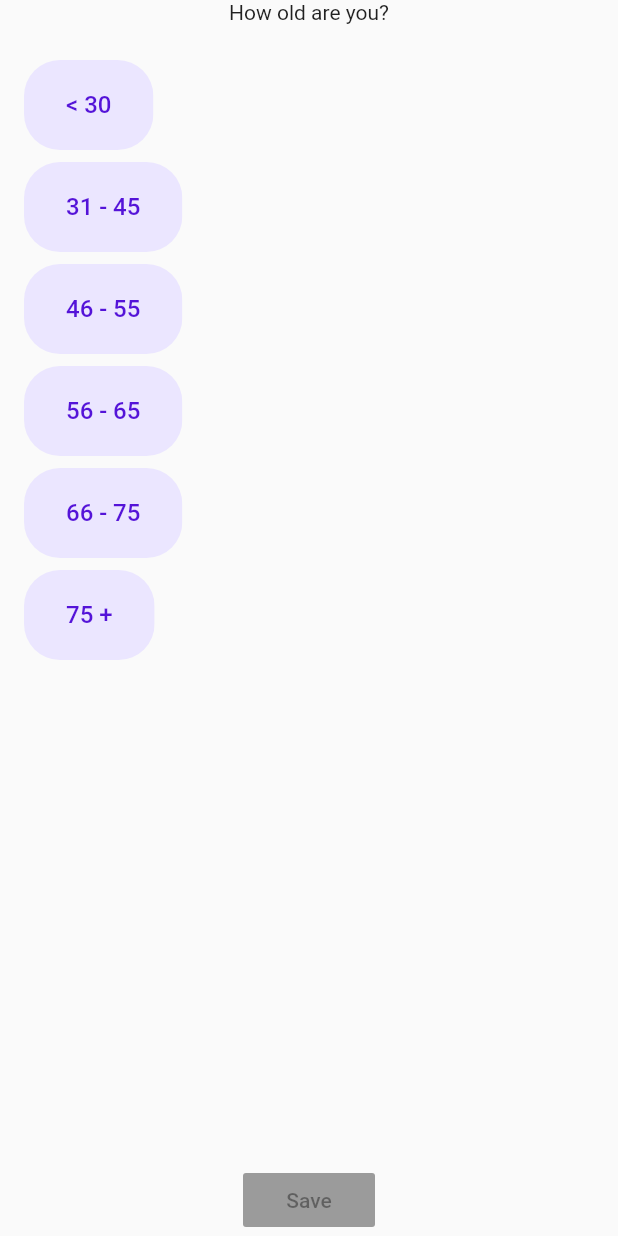
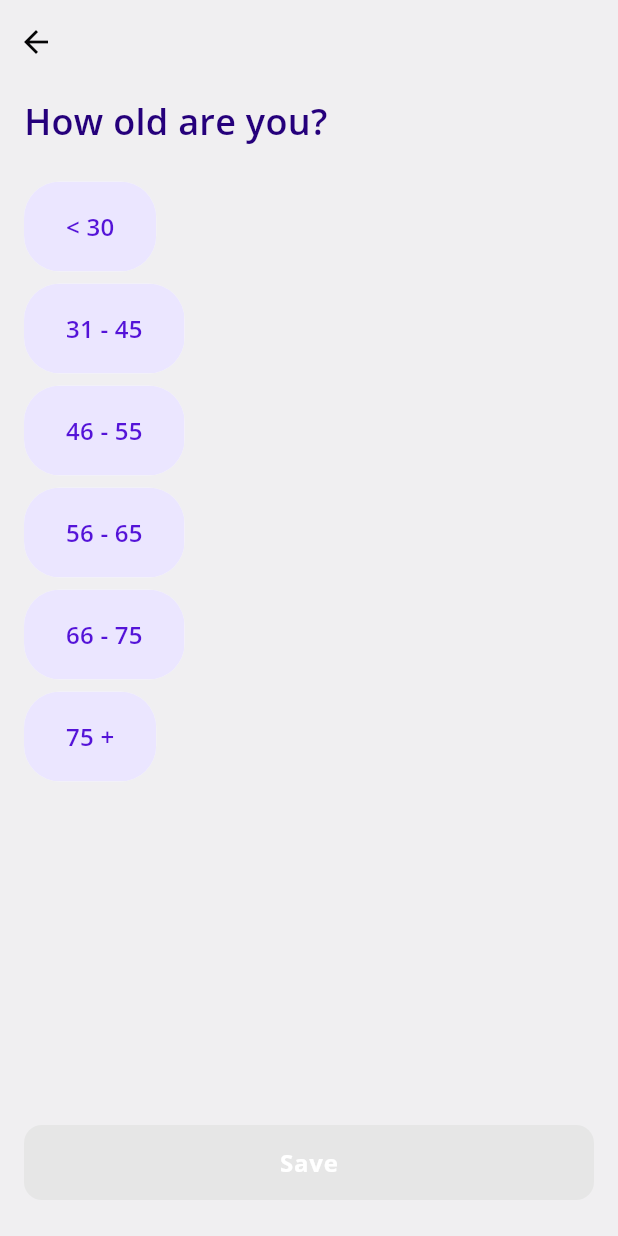
Before and after one commit to elenacrst/welcome_flutter_bloc, a Flutter app: the screen it shows after launch, after a tap on "Next", on a phone screen of 412 x 824 dp. Run offline on Flutter 3.47's test engine with Material 2 defaults, Android fonts, the phone set to English and light mode, and no system bars; our stand-ins replace bloc, flutter_bloc, shared_preferences.

Commit message:
layout, extracted styles, format, navigation argument

```diff
--- a/xbird_flutter_test_task/lib/blocs/agerange/age_range_event.dart
+++ b/xbird_flutter_test_task/lib/blocs/agerange/age_range_event.dart
@@ -1,8 +1,9 @@
 abstract class AgeRangeEvent {
-   AgeRangeEvent();
+  AgeRangeEvent();
 }
 
 class AgeRangeSelected extends AgeRangeEvent {
   final int selectedIndex;
+
   AgeRangeSelected({this.selectedIndex});
 }
--- a/xbird_flutter_test_task/lib/blocs/agerange/age_range_state.dart
+++ b/xbird_flutter_test_task/lib/blocs/agerange/age_range_state.dart
@@ -1,8 +1,6 @@
 class AgeRangeState {
   final int index;
   final bool hasSelection;
-   AgeRangeState({
-    this.index,
-    this.hasSelection = false
-  });
+
+  AgeRangeState({this.index, this.hasSelection = false});
 }
--- a/xbird_flutter_test_task/lib/consts.dart
+++ b/xbird_flutter_test_task/lib/consts.dart
@@ -1,11 +1,33 @@
 import 'dart:ui';
+import 'package:flutter/cupertino.dart';
+import 'package:flutter/material.dart';
 
-Color labelTextColor = Color(0xff343337);
 Color focusedInputColor = Color(0xff5413D8);
-Color errorInputColor = Color(0xffFB374B);
+Color errorColor = Color(0xffFB374B);
 Color whiteBackground  = Color(0xffF0EFF1);
 Color fillInputColor = Color(0xffE6E6E6);
 Color unselectedBackground = Color(0xffEBE6FF);
 Color selectedBackground = Color(0xff5413D8);
 Color unselectedTextColor = Color(0xff5413D8);
 Color selectedTextColor= Color(0xffFFFFFF);
+Color titleTextColor = Color(0xff25007B);
+Color subtitleTextColor = Color(0xff050506);
+Color labelTextColor = Color(0xff343337);
+Color inputTextColor = Color(0xff050506);
+Color iconColor = Color(0xff050506);
+Color disabledButtonColor = Color(0xffE6E6E6);
+Color disabledTextColor = Color(0xffC4C3C7);
+
+const titleTextStyle = TextStyle(
+    color: Color(0xff25007B),
+    fontSize: 24,
+    fontWeight: FontWeight.w600,
+    fontFamily: 'OpenSans',
+    letterSpacing: 0.2
+);
+const buttonTextStyle = TextStyle(
+    fontFamily: 'OpenSans',
+    fontWeight: FontWeight.w700,
+    fontSize: 16,
+    letterSpacing: 0.5
+);
--- /dev/null
+++ b/xbird_flutter_test_task/lib/repository/persistence_repository.dart
@@ -0,0 +1,13 @@
+import 'package:shared_preferences/shared_preferences.dart';
+
+const _keyName = 'name';
+const _keyAgeRange = 'ageRange';
+
+class PersistenceRepository{
+  saveData(String name, String ageRange) async {
+    SharedPreferences prefs = await SharedPreferences.getInstance();
+    await prefs.setString(_keyName, name);
+    await prefs.setString(_keyAgeRange, ageRange);
+    print('${prefs.getString(_keyName)}, ${prefs.getString(_keyAgeRange)}');
+  }
+}
--- a/xbird_flutter_test_task/lib/ui/age_range_screen.dart
+++ b/xbird_flutter_test_task/lib/ui/age_range_screen.dart
@@ -1,5 +1,7 @@
 import 'file:///D:/flutter_apps/xbird_flutter_test_task/xbird_flutter_test_task/lib/blocs/form/form_bloc.dart';
 import 'file:///D:/flutter_apps/xbird_flutter_test_task/xbird_flutter_test_task/lib/blocs/form/form_event.dart';
+import 'package:flutter/services.dart';
+import 'package:shared_preferences/shared_preferences.dart';
 import 'package:xbird_flutter_test_task/blocs/form/form_state.dart';
 import 'package:flutter/material.dart';
 import 'package:flutter_bloc/flutter_bloc.dart';
@@ -7,8 +9,9 @@ import 'package:xbird_flutter_test_task/consts.dart';
 import 'package:xbird_flutter_test_task/blocs/agerange/age_range_bloc.dart';
 import 'package:xbird_flutter_test_task/blocs/agerange/age_range_state.dart';
 import 'package:xbird_flutter_test_task/blocs/agerange/age_range_event.dart';
+import 'package:xbird_flutter_test_task/repository/persistence_repository.dart';
 
-final List<String> ageRanges = [
+final List<String> _ageRanges = [
   '< 30',
   '31 - 45',
   '46 - 55',
@@ -18,7 +21,9 @@ final List<String> ageRanges = [
 ];
 
 class AgeRangeScreen extends StatefulWidget {
-  AgeRangeScreen();
+  final String name;
+
+  AgeRangeScreen(this.name);
 
   @override
   _AgeRangeScreenState createState() => _AgeRangeScreenState();
@@ -29,73 +34,143 @@ class _AgeRangeScreenState extends State<AgeRangeScreen> {
 
   @override
   Widget build(BuildContext context) {
-    return BlocBuilder<AgeRangeBloc, AgeRangeState>(
-        builder: (context, state) {
-          return SafeArea(
+    return BlocBuilder<AgeRangeBloc, AgeRangeState>(builder: (context, state) {
+      return AnnotatedRegion<SystemUiOverlayStyle>(
+          value: SystemUiOverlayStyle(
+            statusBarColor: Colors.transparent,
+          ),
           child: Scaffold(
+              appBar: AppBar(
+                /* iconTheme: IconThemeData(
+                  color: iconColor, //change your color here
+                ),*/
+                leading: _buildBackButton(),
+                backgroundColor: whiteBackground,
+                shadowColor: Colors.transparent,
+              ),
+              backgroundColor: whiteBackground,
               key: context.watch<AgeRangeBloc>().scaffoldKey,
-          body:Column(
-            mainAxisSize: MainAxisSize.min,
+              body: Padding(
+                  padding:
+                      EdgeInsets.only(left: 16, right: 16, top: 8, bottom: 24),
+                  child: Column(
+                    mainAxisSize: MainAxisSize.max,
+                    crossAxisAlignment: CrossAxisAlignment.stretch,
                     children: [
-              Text(
+                      _buildTitleWidget(),
+                      Expanded(
+                        child: Padding(
+                          padding: EdgeInsets.only(top: 24,),
+                          child: _buildListWidget()
+                      )),
+                      _buildSubmitButton()
+                    ],
+                  ))));
+    }
+        //  )
+
+        );
+  }
+
+  Widget _buildBackButton() {
+    return Align(
+        alignment: Alignment.centerLeft,
+        child: Container(
+          height: 48,
+          width: 48,
+          child: IconButton(
+            icon: Icon(
+              Icons.arrow_back,
+              size: 24,
+              color: iconColor, // Return icon color
+            ),
+            onPressed: () => Navigator.pop(context),
+            // padding: EdgeInsets.only(left: 14, top: 12, right: 14, bottom: 12),
+          ),
+        ));
+  }
+
+  Widget _buildTitleWidget() {
+    return Text(
       'How old are you?',
-              ),
-              Expanded(
-                  child: Container(
-                    // width: double.infinity,
-                    height: MediaQuery.of(context).size.height,
-                    child: Padding(
-                      padding: EdgeInsets.only(right: 16, top: 24, left: 16, bottom: 24),
-                      child: ListView.separated(
-                        itemCount: ageRanges.length,
-                        itemBuilder: (context, index) {
+        style: titleTextStyle
+    );
+  }
+
+  Widget _buildListItemWidget(int index) {
     return GestureDetector(
       child: Align(
         alignment: Alignment.centerLeft,
         child: Chip(
           label: Text(
-                                  ageRanges[index],
+            _ageRanges[index],
             style: TextStyle(
                 fontSize: 16,
-                                    color: selectedIndex == index ? selectedTextColor : unselectedTextColor
-                                  ),
-
-                                ),
-                                labelPadding: EdgeInsets.only(left: 24, right: 24, top: 14, bottom: 14),
-                                shape: RoundedRectangleBorder(borderRadius: BorderRadius.all(Radius.circular(24)),
-                                ),
-                                backgroundColor: selectedIndex == index ? selectedBackground : unselectedBackground,
-
+                color: selectedIndex == index
+                    ? selectedTextColor
+                    : unselectedTextColor,
+                fontFamily: 'OpenSans',
+                fontWeight: FontWeight.w600,
+                letterSpacing: 0.15
             ),
           ),
-                            onTap: (){
+          labelPadding: EdgeInsets.only(
+              left: 24,
+              right: 24,
+              top: 14,
+              bottom: 14),
+          shape: RoundedRectangleBorder(
+            borderRadius:
+            BorderRadius.all(Radius.circular(24)),
+          ),
+          backgroundColor: selectedIndex == index
+              ? selectedBackground
+              : unselectedBackground,
+        ),
+      ),
+      onTap: () {
         selectedIndex = index;
-                              context.read<AgeRangeBloc>().add(AgeRangeSelected(selectedIndex: index));
+        context.read<AgeRangeBloc>().add(
+            AgeRangeSelected(selectedIndex: index));
       },
     );
+  }
+
+  Widget _buildListWidget() {
+    return ListView.separated(
+      itemCount: _ageRanges.length,
+      itemBuilder: (context, index) {
+        return _buildListItemWidget(index);
       },
-                        separatorBuilder: (BuildContext context, int index){
+      separatorBuilder:
+          (BuildContext context, int index) {
         return SizedBox(
           height: 8,
         );
       },
-                      ),
-                    ),)
-
-              ),
-              RaisedButton(
-                onPressed: selectedIndex != -1 ? () {
-
-                } : null,
-                child: Text('Save'),
-              )
-
-            ],
-
-          )));
-        }
-      //  )
-
     );
   }
+
+  Widget _buildSubmitButton() {
+    return RaisedButton(
+      onPressed: selectedIndex != -1 ? () {
+        PersistenceRepository().saveData(widget.name, _ageRanges[selectedIndex]);
+      } : null,
+      disabledColor: disabledButtonColor,
+      disabledElevation: 0,
+      disabledTextColor: disabledTextColor,
+      elevation: 0,
+      padding: EdgeInsets.only(left: 20, right: 20, top: 14, bottom: 14),
+      child: Text(
+          'Save',
+        style: buttonTextStyle),
+      shape:  RoundedRectangleBorder(
+        borderRadius: BorderRadius.all(Radius.circular(12)),
+      ),
+      color: selectedBackground,
+      textColor: selectedTextColor,
+    );
   }
+
+
+}
--- a/xbird_flutter_test_task/lib/ui/name_screen.dart
+++ b/xbird_flutter_test_task/lib/ui/name_screen.dart
@@ -1,5 +1,6 @@
 import 'file:///D:/flutter_apps/xbird_flutter_test_task/xbird_flutter_test_task/lib/blocs/form/form_bloc.dart';
 import 'file:///D:/flutter_apps/xbird_flutter_test_task/xbird_flutter_test_task/lib/blocs/form/form_event.dart';
+import 'package:flutter/services.dart';
 import 'package:xbird_flutter_test_task/blocs/agerange/age_range_bloc.dart';
 import 'package:xbird_flutter_test_task/blocs/form/form_state.dart';
 import 'package:flutter/material.dart';
@@ -36,47 +37,126 @@ class NameState extends State<NameScreen> {
 
   @override
   Widget build(BuildContext context) {
-    return SafeArea(
+    return AnnotatedRegion<SystemUiOverlayStyle>(
+        value: SystemUiOverlayStyle(
+          statusBarColor: Colors.transparent,
+        ),
         child: Scaffold(
           backgroundColor: whiteBackground,
           key: context.read<FormBloc>().scaffoldKey,
           // context.bloc<FormBloc>().scaffoldKey,
           body: BlocBuilder<FormBloc, FormChangedState>(
               builder: (context, state) {
-            return Center(
+            return Padding(
+                padding: EdgeInsets.only(left: 16, right: 16, top: 104),
                 child: Column(
-                mainAxisAlignment: MainAxisAlignment.center,
-                crossAxisAlignment: CrossAxisAlignment.center,
+                  crossAxisAlignment: CrossAxisAlignment.stretch,
                   children: [
+                    _buildTitleWidget(),
                     Padding(
-                    padding: EdgeInsets.all(12),
+                      padding: EdgeInsets.only(top: 4),
+                      child: _buildSubtitleWidget(),
+                    ),
+                    Padding(
+                      padding: EdgeInsets.only(top: 24),
+                      child: _buildLabelWidget(),
+                    ),
+                    Padding(
+                      padding: EdgeInsets.only(top: 4),
                       child: NameInput(),
                     ),
-                  RaisedButton(
+                    Padding(
+                      padding: EdgeInsets.only(top: 4),
+                      child: _buildErrorWidget(state.isValidName),
+                    ),
+                    Padding(
+                      padding: EdgeInsets.only(top: 8),
+                      child: _buildSubmitButton(state),
+                    )
+                  ],
+                ));
+          }),
+        ));
+  }
+
+  Widget _buildTitleWidget() {
+    return Align(
+        alignment: Alignment.centerLeft,
+        child: Text(
+          'Welcome onboard!',
+          style: titleTextStyle)
+    );
+  }
+
+  Widget _buildSubtitleWidget() {
+    return Align(
+        alignment: Alignment.centerLeft,
+        child: Text(
+          'First off, what should I call you?',
+          style: TextStyle(
+              color: subtitleTextColor,
+              fontSize: 16,
+              fontFamily: 'OpenSans',
+              letterSpacing: 0.1),
+        ));
+  }
+
+  Widget _buildLabelWidget() {
+    return Align(
+        alignment: Alignment.centerLeft,
+        child: Text(
+          'Your name',
+          style: TextStyle(
+              color: labelTextColor,
+              fontSize: 14,
+              fontFamily: 'OpenSans',
+              fontWeight: FontWeight.w600,
+              letterSpacing: 0.4),
+        ));
+  }
+
+  Widget _buildErrorWidget(bool isValid) {
+    return Align(
+      alignment: Alignment.centerLeft,
+      child: Text(
+        isValid ? '' : 'Please enter a name',
+        style: TextStyle(
+        fontFamily: 'OpenSans',
+        fontSize: 14,
+        letterSpacing: 0.4,
+        color: errorColor,
+      ),
+      ),
+    );
+  }
+
+  Widget _buildSubmitButton(FormChangedState state) {
+    return RaisedButton(
+      elevation: 0,
       onPressed: state.isValidName
           ? () {
-                            /*Navigator.push(context,
-                              MaterialPageRoute( builder: (_) => BlocProvider.value(value: BlocProvider.of<AgeRangeBloc>(context), child: AgeRangeScreen() ),
-                          ));*/
         Navigator.of(context).push(
           MaterialPageRoute<AgeRangeScreen>(
             builder: (_) => BlocProvider.value(
               value: BlocProvider.of<FormBloc>(context),
               child: BlocProvider<AgeRangeBloc>(
                 create: (_) => AgeRangeBloc(),
-                                    child: AgeRangeScreen(),
+                child: AgeRangeScreen(state.name),
               ),
             ),
           ),
         );
-                          }
-                        : () {},
-                    child: Text('Next'),
-                  )
-                ],
+      } : () {},
+      child: Text(
+          'Next',
+        style: buttonTextStyle,
       ),
-            );
-          })),
+      textColor: selectedTextColor,
+      shape:  RoundedRectangleBorder(
+        borderRadius: BorderRadius.all(Radius.circular(12)),
+      ),
+      padding: EdgeInsets.only(left: 20, right: 20, top: 14, bottom: 14),
+      color: selectedBackground,
     );
   }
 }
@@ -93,8 +173,8 @@ class NameInput extends StatelessWidget {
         return TextFormField(
           initialValue: state.name,
           focusNode: focusNode,
-          decoration: state.isValidName
-              ? InputDecoration(
+          autofocus: true,
+          decoration: InputDecoration(
             filled: true,
             contentPadding:
                 EdgeInsets.only(left: 16, top: 12, right: 16, bottom: 12),
@@ -102,32 +182,33 @@ class NameInput extends StatelessWidget {
               borderRadius: BorderRadius.circular(12.0),
               borderSide: BorderSide.none,
             ),
-                  errorText: null,
+        //    errorText: state.isValidName ? null : 'Please enter a name',
             fillColor: fillInputColor,
             focusedBorder: OutlineInputBorder(
-                      borderSide:
-                          BorderSide(color: focusedInputColor, width: 2),
+                borderSide: BorderSide(color: state.isValidName ? focusedInputColor : errorColor, width: 2),
                 borderRadius: BorderRadius.circular(12)),
-                )
-              : InputDecoration(
-                  filled: true,
-                  contentPadding:
-                      EdgeInsets.only(left: 16, top: 12, right: 16, bottom: 12),
-                  border: OutlineInputBorder(
-                    borderRadius: BorderRadius.circular(12.0),
-                    borderSide: BorderSide.none,
-                  ),
-                  fillColor: fillInputColor,
-                  errorText: 'Please enter a name',
-                  focusedErrorBorder: OutlineInputBorder(
-                      borderSide: BorderSide(color: errorInputColor, width: 2),
-                      borderRadius: BorderRadius.circular(12)),
+           /* focusedErrorBorder: OutlineInputBorder(
+                borderSide: BorderSide(color: errorColor, width: 2),
+                borderRadius: BorderRadius.circular(12)),*/
+            /*errorStyle: TextStyle(
+              fontFamily: 'OpenSans',
+              fontSize: 14,
+              letterSpacing: 0.4,
+              color: errorColor,
+            ),*/
           ),
           keyboardType: TextInputType.name,
           onChanged: (value) {
             context.read<FormBloc>().add(NameChanged(name: value));
           },
           textInputAction: TextInputAction.go,
+          style: TextStyle(
+            fontFamily: 'OpenSans',
+            fontSize: 16,
+            letterSpacing: 0.1,
+            color: inputTextColor,
+          ),
+
         );
       },
     );
```
Also changed, not shown: xbird_flutter_test_task/lib/blocs/agerange/age_range_bloc.dart (+5 -8 lines), xbird_flutter_test_task/pubspec.yaml (+11 -19 lines), xbird_flutter_test_task/fonts/OpenSans-Bold.ttf (added), xbird_flutter_test_task/fonts/OpenSans-Regular.ttf (added), xbird_flutter_test_task/fonts/OpenSans-SemiBold.ttf (added), xbird_flutter_test_task/pubspec.lock. Lines whose indentation alone changed are shown as unchanged.
